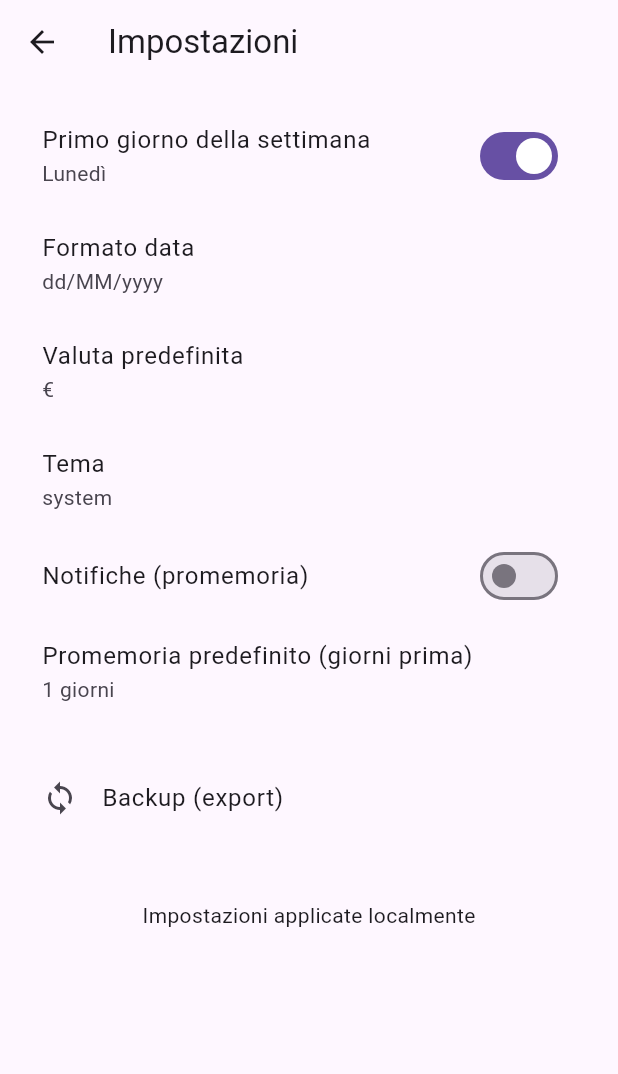
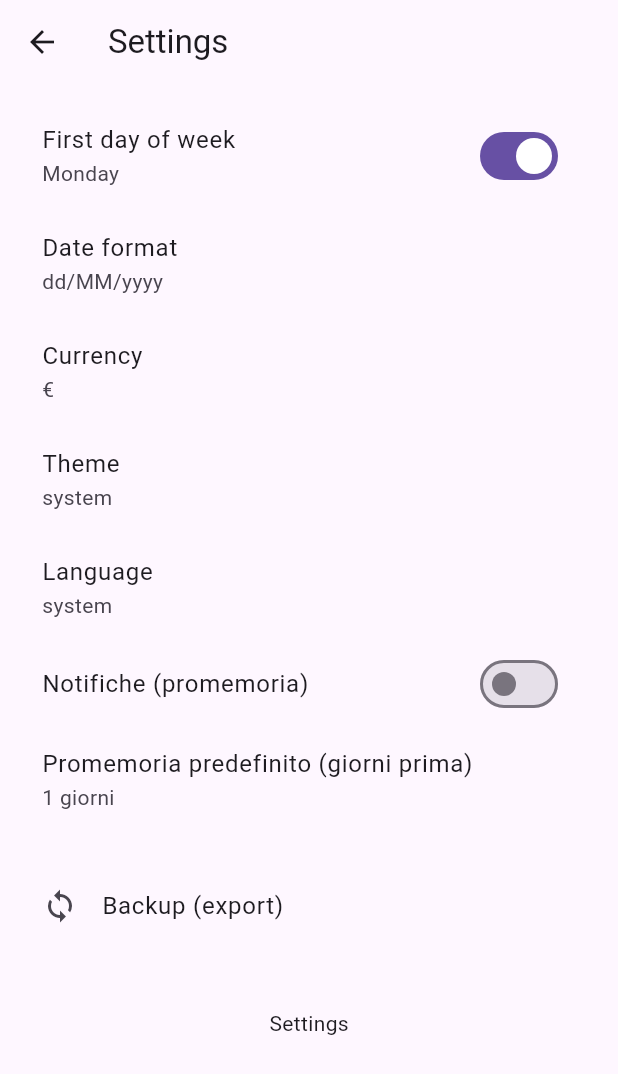
Before and after one commit to Alessiujr/spacenote, a Flutter app: the SettingsPage screen opened directly, on a phone screen of 412 x 824 dp. Shown: the top 1074 px of the screen. Run offline on Flutter 3.47's test engine with Material 3 defaults, Android fonts, the phone set to English and light mode, and no system bars; our stand-ins replace image_picker, shared_preferences; accounts and stored records are empty.

Commit message:
Language setting

```diff
--- /dev/null
+++ b/lib/l10n/app_localizations.dart
@@ -0,0 +1,95 @@
+import 'package:flutter/widgets.dart';
+
+class AppLocalizations {
+  final Locale locale;
+  AppLocalizations(this.locale);
+
+  static AppLocalizations? of(BuildContext context) {
+    return Localizations.of<AppLocalizations>(context, AppLocalizations);
+  }
+
+  static final Map<String, Map<String, String>> _localizedValues = {
+    'en': {
+      'app_title': 'Spacenote',
+      'settings': 'Settings',
+      'first_day_of_week': 'First day of week',
+      'monday': 'Monday',
+      'sunday': 'Sunday',
+      'date_format': 'Date format',
+      'currency': 'Currency',
+      'symbol_label': 'Symbol (e.g. € or \$)',
+      'theme': 'Theme',
+      'language': 'Language',
+      'system': 'System',
+      'light': 'Light',
+      'dark': 'Dark',
+      'save': 'Save',
+      'cancel': 'Cancel',
+      'add_space': 'Add Space',
+      'space_name': 'Space name',
+      'delete_space_title': 'Delete Space',
+      'delete_space_confirm': 'Are you sure you want to delete this space?',
+      'delete': 'Delete',
+      'no_upcoming_deadlines': 'No upcoming deadlines',
+      'close': 'Close',
+      'yes': 'Yes',
+      'no': 'No',
+      'date': 'Date',
+      'edit_event': 'Edit Event',
+      'delete_event': 'Delete this event?',
+    },
+    'it': {
+      'app_title': 'Spacenote',
+      'settings': 'Impostazioni',
+      'first_day_of_week': 'Primo giorno della settimana',
+      'monday': 'Lunedì',
+      'sunday': 'Domenica',
+      'date_format': 'Formato data',
+      'currency': 'Valuta predefinita',
+      'symbol_label': 'Simbolo (es. € or \$)',
+      'theme': 'Tema',
+      'language': 'Lingua',
+      'system': 'Sistema',
+      'light': 'Light',
+      'dark': 'Dark',
+      'save': 'Salva',
+      'cancel': 'Annulla',
+      'add_space': 'Aggiungi spazio',
+      'space_name': 'Nome spazio',
+      'delete_space_title': 'Elimina spazio',
+      'delete_space_confirm': 'Sei sicuro di voler eliminare questo spazio?',
+      'delete': 'Elimina',
+      'no_upcoming_deadlines': 'Nessuna scadenza',
+      'close': 'Chiudi',
+      'yes': 'Si',
+      'no': 'No',
+      'date': 'Data',
+      'edit_event': 'Modifica evento',
+      'delete_event': 'Eliminare questo evento?',
+    }
+  };
+
+  String t(String key) {
+    final code = locale.languageCode;
+    if (_localizedValues.containsKey(code) && _localizedValues[code]!.containsKey(key)) {
+      return _localizedValues[code]![key]!;
+    }
+    // fallback to English
+    return _localizedValues['en']![key] ?? key;
+  }
+}
+
+class AppLocalizationsDelegate extends LocalizationsDelegate<AppLocalizations> {
+  const AppLocalizationsDelegate();
+
+  @override
+  bool isSupported(Locale locale) => ['en', 'it'].contains(locale.languageCode);
+
+  @override
+  Future<AppLocalizations> load(Locale locale) async {
+    return AppLocalizations(locale);
+  }
+
+  @override
+  bool shouldReload(LocalizationsDelegate<AppLocalizations> old) => false;
+}
--- a/lib/screens/settings_page.dart
+++ b/lib/screens/settings_page.dart
@@ -1,5 +1,6 @@
 import 'package:flutter/material.dart';
 import '../services/local_storage_service.dart';
+import '../l10n/app_localizations.dart';
 
 class SettingsPage extends StatefulWidget {
   const SettingsPage({super.key});
@@ -37,18 +38,19 @@ class _SettingsPageState extends State<SettingsPage> {
 
   @override
   Widget build(BuildContext context) {
+    final loc = AppLocalizations.of(context) ?? AppLocalizations(const Locale('en'));
     final first = _settings['firstDayOfWeek'] ?? DateTime.monday;
     final dateFormat = _settings['dateFormat'] ?? 'dd/MM/yyyy';
     final currency = _settings['currency'] ?? '€';
 
     return Scaffold(
-      appBar: AppBar(title: const Text('Impostazioni')),
+      appBar: AppBar(title: Text(loc.t('settings'))),
       body: ListView(
         padding: const EdgeInsets.all(12),
         children: [
           ListTile(
-            title: const Text('Primo giorno della settimana'),
-            subtitle: Text(first == DateTime.monday ? 'Lunedì' : 'Domenica'),
+            title: Text(loc.t('first_day_of_week')),
+            subtitle: Text(first == DateTime.monday ? loc.t('monday') : loc.t('sunday')),
             trailing: Switch(
               value: first == DateTime.monday,
               onChanged: (v) {
@@ -61,13 +63,13 @@ class _SettingsPageState extends State<SettingsPage> {
           ),
 
           ListTile(
-            title: const Text('Formato data'),
+            title: Text(loc.t('date_format')),
             subtitle: Text(dateFormat),
             onTap: () async {
               final chosen = await showDialog<String>(
                 context: context,
                 builder: (c) => SimpleDialog(
-                  title: const Text('Formato data'),
+                  title: Text(loc.t('date_format')),
                   children: [
                     SimpleDialogOption(onPressed: () => Navigator.pop(c, 'dd/MM/yyyy'), child: const Text('dd/MM/yyyy')),
                     SimpleDialogOption(onPressed: () => Navigator.pop(c, 'MM/dd/yyyy'), child: const Text('MM/dd/yyyy')),
@@ -82,18 +84,18 @@ class _SettingsPageState extends State<SettingsPage> {
           ),
 
           ListTile(
-            title: const Text('Valuta predefinita'),
+            title: Text(loc.t('currency')),
             subtitle: Text(currency),
             onTap: () async {
               final ctrl = TextEditingController(text: currency);
               final ok = await showDialog<bool>(
                 context: context,
                 builder: (c) => AlertDialog(
-                  title: const Text('Valuta'),
-                  content: TextField(controller: ctrl, decoration: const InputDecoration(labelText: 'Simbolo (es. € or \$)')),
+                  title: Text(loc.t('currency')),
+                  content: TextField(controller: ctrl, decoration: InputDecoration(labelText: loc.t('symbol_label'))),
                   actions: [
-                    TextButton(onPressed: () => Navigator.pop(c, false), child: const Text('Annulla')),
-                    TextButton(onPressed: () => Navigator.pop(c, true), child: const Text('Salva')),
+                    TextButton(onPressed: () => Navigator.pop(c, false), child: Text(loc.t('cancel'))),
+                    TextButton(onPressed: () => Navigator.pop(c, true), child: Text(loc.t('save'))),
                   ],
                 ),
               );
@@ -105,17 +107,17 @@ class _SettingsPageState extends State<SettingsPage> {
           ),
 
           ListTile(
-            title: const Text('Tema'),
+            title: Text(loc.t('theme')),
             subtitle: Text((_settings['themeMode'] ?? 'system').toString()),
             onTap: () async {
               final chosen = await showDialog<String>(
                 context: context,
                 builder: (c) => SimpleDialog(
-                  title: const Text('Tema'),
+                  title: Text(loc.t('theme')),
                   children: [
-                    SimpleDialogOption(onPressed: () => Navigator.pop(c, 'system'), child: const Text('System')),
-                    SimpleDialogOption(onPressed: () => Navigator.pop(c, 'light'), child: const Text('Light')),
-                    SimpleDialogOption(onPressed: () => Navigator.pop(c, 'dark'), child: const Text('Dark')),
+                    SimpleDialogOption(onPressed: () => Navigator.pop(c, 'system'), child: Text(loc.t('system'))),
+                    SimpleDialogOption(onPressed: () => Navigator.pop(c, 'light'), child: Text(loc.t('light'))),
+                    SimpleDialogOption(onPressed: () => Navigator.pop(c, 'dark'), child: Text(loc.t('dark'))),
                   ],
                 ),
               );
@@ -126,8 +128,30 @@ class _SettingsPageState extends State<SettingsPage> {
             },
           ),
 
+          ListTile(
+            title: Text(loc.t('language')),
+            subtitle: Text((_settings['language'] ?? 'system').toString()),
+            onTap: () async {
+              final chosen = await showDialog<String>(
+                context: context,
+                builder: (c) => SimpleDialog(
+                  title: Text(loc.t('language')),
+                  children: [
+                    SimpleDialogOption(onPressed: () => Navigator.pop(c, 'system'), child: Text(loc.t('system'))),
+                    SimpleDialogOption(onPressed: () => Navigator.pop(c, 'it'), child: const Text('Italiano')),
+                    SimpleDialogOption(onPressed: () => Navigator.pop(c, 'en'), child: const Text('English')),
+                  ],
+                ),
+              );
+              if (chosen != null) {
+                setState(() => _settings['language'] = chosen);
+                _save();
+              }
+            },
+          ),
+
           SwitchListTile(
-            title: const Text('Notifiche (promemoria)'),
+            title: Text('Notifiche (promemoria)'),
             value: _settings['notifications'] ?? false,
             onChanged: (v) {
               setState(() => _settings['notifications'] = v);
@@ -162,15 +186,15 @@ class _SettingsPageState extends State<SettingsPage> {
           const SizedBox(height: 20),
           ListTile(
             leading: const Icon(Icons.sync),
-            title: const Text('Backup (export)'),
+            title: Text('Backup (export)'),
             onTap: () async {
               // quick export: copy sections + settings to clipboard? For now just show a message
-              ScaffoldMessenger.of(context).showSnackBar(const SnackBar(content: Text('Export non implementato (prossimamente)')));
+              ScaffoldMessenger.of(context).showSnackBar(SnackBar(content: Text('Export non implementato (prossimamente)')));
             },
           ),
 
           const SizedBox(height: 40),
-          Center(child: Text('Impostazioni applicate localmente')),
+          Center(child: Text(loc.t('settings'))),
         ],
       ),
     );
--- a/pubspec.yaml
+++ b/pubspec.yaml
@@ -39,6 +39,8 @@ dependencies:
   uuid: ^4.5.3
   image_picker: ^0.8.7
   path_provider: ^2.0.14
+  flutter_localizations:
+    sdk: flutter
 
 dev_dependencies:
   flutter_test:
```
Also changed, not shown: lib/main.dart (+22 -0 lines), lib/screens/home_page.dart (+15 -15 lines).
